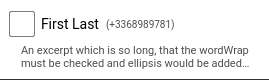
Above: ui/MainWindow/contactBox.ui from PaulEcoffet/Nex-yu-computer before the change. Below: the same form after it.
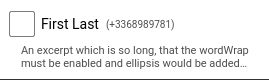
That is the form after the change. Icons and pictures are not drawn.

Commit message: addition of some button in the toolbar and addition of message textarea.

```diff
--- a/ui/MainWindow/contactBox.ui
+++ b/ui/MainWindow/contactBox.ui
@@ -153,7 +153,7 @@
 }</string>
      </property>
      <property name="text">
-      <string>An excerpt which is so long, that the wordWrap must be checked and ellipsis would be added…</string>
+      <string>An excerpt which is so long, that the wordWrap must be enabled and ellipsis would be added…</string>
      </property>
      <property name="textFormat">
       <enum>Qt::PlainText</enum>
```
The commit also changes 4 other files.
